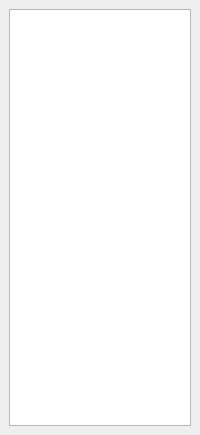
First picture: the form in esri-shapefile-viewer/sidebar.ui, repository zhihao-liu/shapefile-viewer-qt, before the edit.
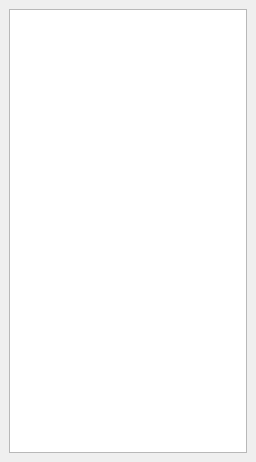
Second picture: the form after the edit.

The edit to the form file:
```diff
--- a/esri-shapefile-viewer/sidebar.ui
+++ b/esri-shapefile-viewer/sidebar.ui
@@ -6,8 +6,8 @@
    <rect>
     <x>0</x>
     <y>0</y>
-    <width>200</width>
-    <height>435</height>
+    <width>256</width>
+    <height>462</height>
    </rect>
   </property>
   <property name="minimumSize">
```
